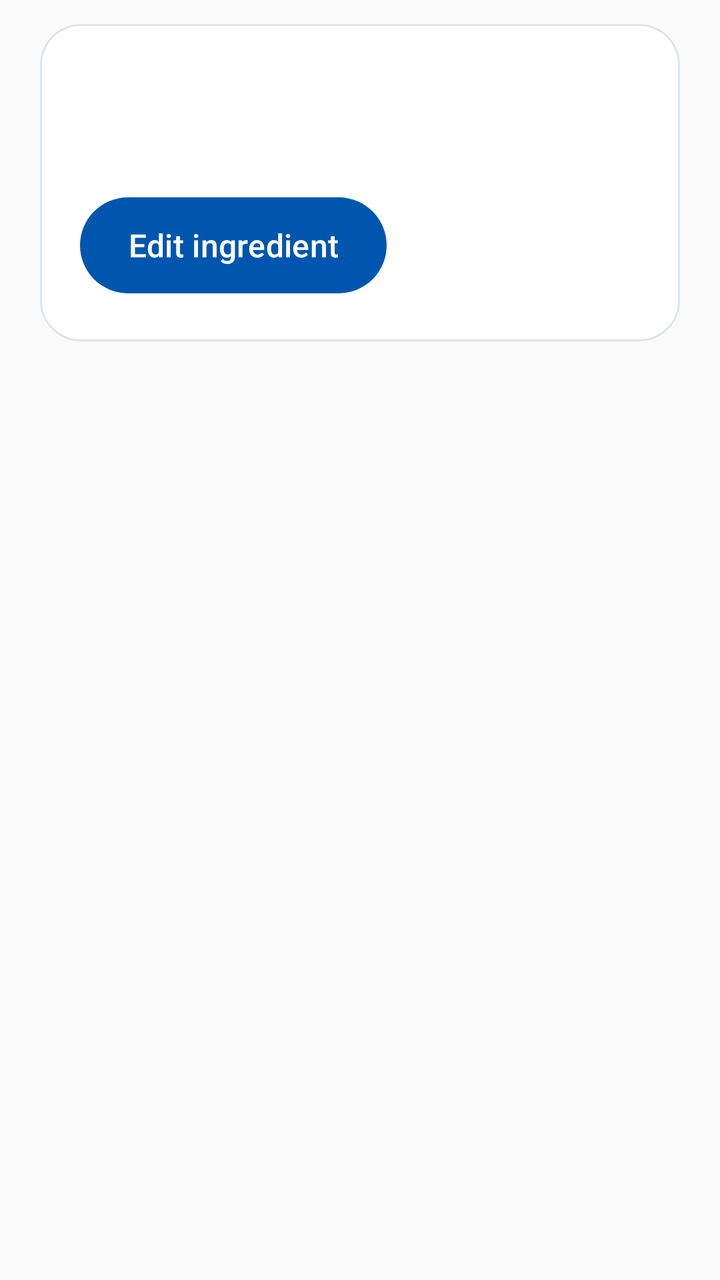
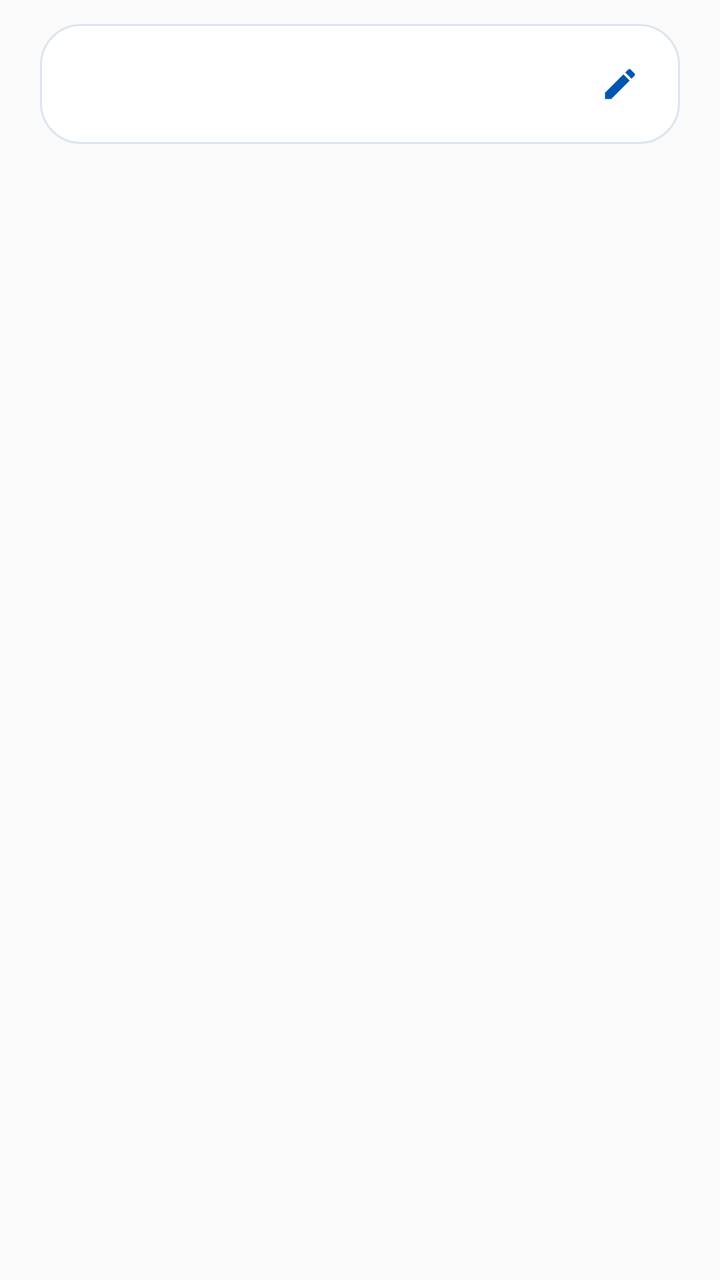

An Android layout rendered at two revisions. The XML below is the earlier revision; the diff shows what the commit changed to produce the second picture.
<!-- AndroidManifest.xml: application theme Theme.SmartPantryManager -->
<!-- res/layout/item_pantry.xml -->
<?xml version="1.0" encoding="utf-8"?>
<LinearLayout xmlns:android="http://schemas.android.com/apk/res/android"
    android:layout_width="match_parent"
    android:layout_height="wrap_content"
    android:paddingStart="20dp"
    android:paddingEnd="20dp"
    android:paddingTop="12dp"
    android:orientation="vertical">

    <LinearLayout
        android:layout_width="match_parent"
        android:layout_height="wrap_content"
        android:background="@drawable/background_pantry_card"
        android:padding="20dp"
        android:orientation="vertical">

        <TextView
            android:id="@+id/textIngredientName"
            android:layout_width="match_parent"
            android:layout_height="wrap_content"
            android:textColor="@color/richfield_navy"
            android:textSize="20sp"
            android:textStyle="bold" />

        <TextView
            android:id="@+id/textIngredientQuantity"
            android:layout_width="match_parent"
            android:layout_height="wrap_content"
            android:layout_marginTop="6dp"
            android:textColor="@color/pantry_text_secondary"
            android:textSize="16sp" />

        <com.google.android.material.button.MaterialButton
            android:id="@+id/buttonEditIngredient"
            android:layout_width="wrap_content"
            android:layout_height="wrap_content"
            android:layout_marginTop="8dp"
            android:text="@string/edit_ingredient" />
    </LinearLayout>
</LinearLayout>
<!-- resources referenced by this layout -->
<resources>
  <color name="pantry_text_secondary">#536176</color>
  <color name="richfield_navy">#043171</color>
  <!-- drawable background_pantry_card (drawable) -->
  <?xml version="1.0" encoding="utf-8"?>
  <shape xmlns:android="http://schemas.android.com/apk/res/android" android:shape="rectangle">
      <solid android:color="@color/white" />
      <stroke android:width="1dp" android:color="@color/pantry_border" />
      <corners android:radius="20dp" />
  </shape>
  <string name="edit_ingredient">Edit ingredient</string>
  <style name="Theme.SmartPantryManager" parent="Base.Theme.SmartPantryManager" />
  <color name="white">#FFFFFF</color>
  <color name="pantry_border">#DCE5EF</color>
  <style name="Base.Theme.SmartPantryManager" parent="Theme.Material3.Light.NoActionBar">
          <item name="colorPrimary">@color/richfield_blue</item>
          <item name="colorOnPrimary">@color/white</item>
          <item name="colorPrimaryContainer">@color/pantry_light_blue</item>
          <item name="colorOnPrimaryContainer">@color/richfield_navy</item>
          <item name="colorSecondary">@color/richfield_navy</item>
          <item name="colorOnSecondary">@color/white</item>
          <item name="colorSurface">@color/white</item>
          <item name="colorOnSurface">@color/pantry_text</item>
          <item name="android:colorBackground">@color/pantry_background</item>
          <item name="android:windowLightStatusBar">true</item>
          <item name="materialButtonStyle">@style/Widget.SmartPantry.Button</item>
      </style>
  <color name="richfield_blue">#0056AF</color>
  <color name="pantry_light_blue">#EAF2FC</color>
  <color name="pantry_text">#243247</color>
  <color name="pantry_background">#FAFAFA</color>
  <style name="Widget.SmartPantry.Button" parent="Widget.Material3.Button">
          <item name="cornerRadius">28dp</item>
          <item name="android:minHeight">56dp</item>
          <item name="android:textSize">16sp</item>
          <item name="android:textAllCaps">false</item>
          <item name="android:textColor">@color/white</item>
          <item name="backgroundTint">@color/richfield_blue</item>
      </style>
</resources>

<!-- the commit's change to res/layout/item_pantry.xml (unified diff, before → after) -->
@@ -11,30 +11,40 @@
         android:layout_width="match_parent"
         android:layout_height="wrap_content"
         android:background="@drawable/background_pantry_card"
-        android:padding="20dp"
-        android:orientation="vertical">
+        android:paddingStart="14dp"
+        android:paddingEnd="6dp"
+        android:paddingTop="6dp"
+        android:paddingBottom="6dp"
+        android:gravity="center_vertical"
+        android:orientation="horizontal">
 
         <TextView
             android:id="@+id/textIngredientName"
-            android:layout_width="match_parent"
+            android:layout_width="0dp"
             android:layout_height="wrap_content"
+            android:layout_weight="1"
             android:textColor="@color/richfield_navy"
-            android:textSize="20sp"
+            android:textSize="18sp"
             android:textStyle="bold" />
 
         <TextView
             android:id="@+id/textIngredientQuantity"
-            android:layout_width="match_parent"
+            android:layout_width="wrap_content"
             android:layout_height="wrap_content"
-            android:layout_marginTop="6dp"
+            android:layout_marginStart="8dp"
+            android:layout_marginEnd="4dp"
+            android:maxWidth="96dp"
+            android:gravity="end"
             android:textColor="@color/pantry_text_secondary"
             android:textSize="16sp" />
 
-        <com.google.android.material.button.MaterialButton
+        <androidx.appcompat.widget.AppCompatImageButton
             android:id="@+id/buttonEditIngredient"
-            android:layout_width="wrap_content"
-            android:layout_height="wrap_content"
-            android:layout_marginTop="8dp"
-            android:text="@string/edit_ingredient" />
+            android:layout_width="48dp"
+            android:layout_height="48dp"
+            android:padding="14dp"
+            android:background="?attr/selectableItemBackgroundBorderless"
+            android:src="@drawable/icon_edit"
+            android:contentDescription="@string/edit_ingredient" />
     </LinearLayout>
 </LinearLayout>
<!-- resource entries referenced after the edit -->
@@ -9,6 +9,16 @@
       <stroke android:width="1dp" android:color="@color/pantry_border" />
       <corners android:radius="20dp" />
   </shape>
+  <!-- drawable icon_edit (drawable) -->
+  <vector xmlns:android="http://schemas.android.com/apk/res/android"
+      android:width="20dp"
+      android:height="20dp"
+      android:viewportWidth="24"
+      android:viewportHeight="24">
+      <path
+          android:fillColor="@color/richfield_blue"
+          android:pathData="M3,17.25V21h3.75L17.81,9.94l-3.75,-3.75L3,17.25zM20.71,7.04c0.39,-0.39 0.39,-1.02 0,-1.41l-2.34,-2.34c-0.39,-0.39 -1.02,-0.39 -1.41,0l-1.83,1.83 3.75,3.75 1.83,-1.83z" />
+  </vector>
   <string name="edit_ingredient">Edit ingredient</string>
   <style name="Theme.SmartPantryManager" parent="Base.Theme.SmartPantryManager" />
   <color name="white">#FFFFFF</color>
